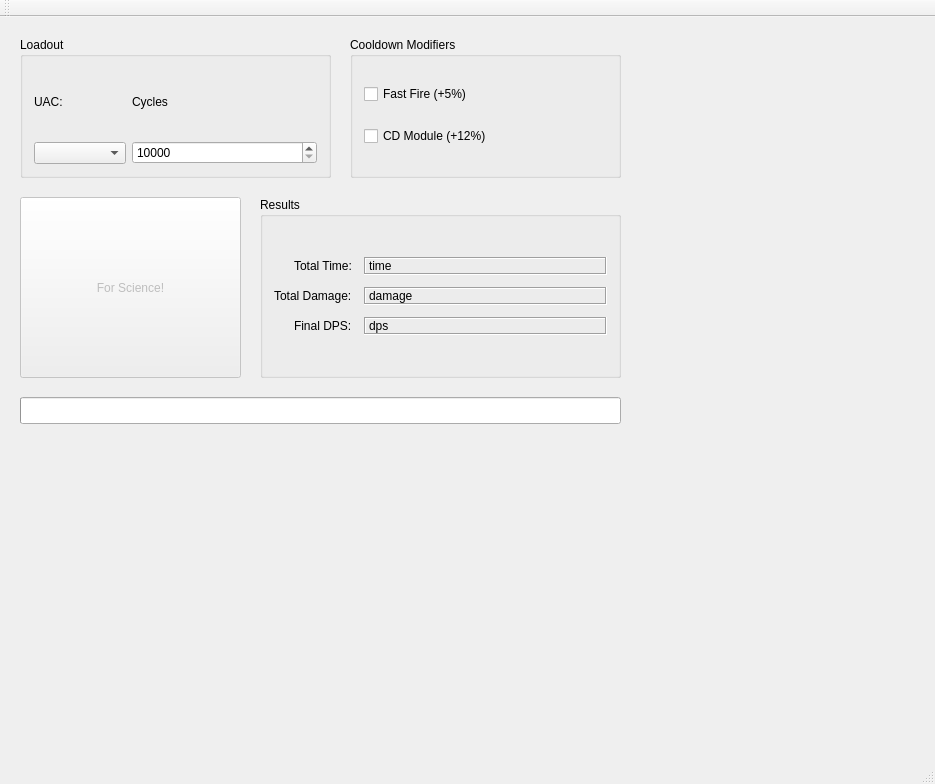
mark-ting/uac-test-gui, file uactest/uactest.ui: the form before one commit.
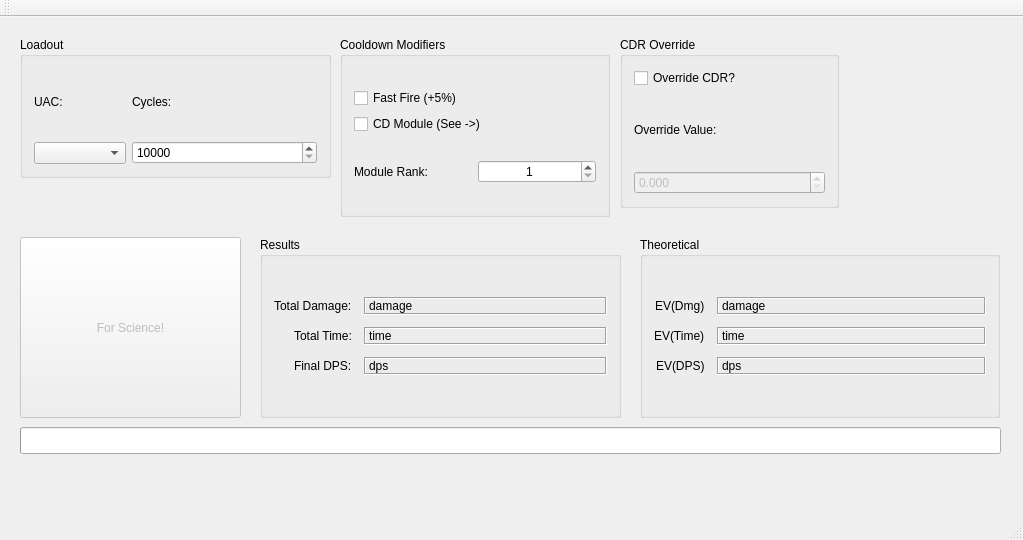
The form after the commit.

Commit message: INCOMPLETE COMMIT. Started on additional modifiers and override features. Updated .gitignore.

What changed in the file:
```diff
--- a/uactest/uactest.ui
+++ b/uactest/uactest.ui
@@ -6,10 +6,16 @@
    <rect>
     <x>0</x>
     <y>0</y>
-    <width>935</width>
-    <height>784</height>
+    <width>1023</width>
+    <height>540</height>
    </rect>
   </property>
+  <property name="sizePolicy">
+   <sizepolicy hsizetype="Fixed" vsizetype="Fixed">
+    <horstretch>0</horstretch>
+    <verstretch>0</verstretch>
+   </sizepolicy>
+  </property>
   <property name="windowTitle">
    <string>UAC Test</string>
   </property>
@@ -21,7 +27,7 @@
     <property name="geometry">
      <rect>
       <x>20</x>
-      <y>180</y>
+      <y>220</y>
       <width>221</width>
       <height>181</height>
      </rect>
@@ -36,10 +42,10 @@
    <widget class="QGroupBox" name="cooldownBox">
     <property name="geometry">
      <rect>
-      <x>350</x>
+      <x>340</x>
       <y>20</y>
-      <width>271</width>
-      <height>141</height>
+      <width>270</width>
+      <height>180</height>
      </rect>
     </property>
     <property name="title">
@@ -48,9 +54,9 @@
     <property name="flat">
      <bool>false</bool>
     </property>
-    <layout class="QHBoxLayout" name="horizontalLayout">
+    <layout class="QVBoxLayout" name="verticalLayout_3">
      <item>
-      <layout class="QVBoxLayout" name="cooldownLayout">
+      <layout class="QVBoxLayout" name="modifierLayout">
        <item>
         <widget class="QCheckBox" name="fastfireCheck">
          <property name="toolTip">
@@ -67,7 +73,37 @@
           <string>&lt;html&gt;&lt;head/&gt;&lt;body&gt;&lt;p&gt;Enables UAC Cooldown Module.&lt;/p&gt;&lt;p&gt;This assumes a Rank 5 module, which results in 12% CDR.&lt;/p&gt;&lt;p&gt;(Note: disabled for UAC2)&lt;/p&gt;&lt;/body&gt;&lt;/html&gt;</string>
          </property>
          <property name="text">
-          <string>CD Module (+12%)</string>
+          <string>CD Module (See -&gt;)</string>
+         </property>
+        </widget>
+       </item>
+      </layout>
+     </item>
+     <item>
+      <layout class="QHBoxLayout" name="moduleLayout">
+       <item>
+        <widget class="QLabel" name="moduleRankLabel">
+         <property name="text">
+          <string>Module Rank:</string>
+         </property>
+         <property name="buddy">
+          <cstring>moduleRank</cstring>
+         </property>
+        </widget>
+       </item>
+       <item>
+        <widget class="QSpinBox" name="moduleRank">
+         <property name="layoutDirection">
+          <enum>Qt::LeftToRight</enum>
+         </property>
+         <property name="alignment">
+          <set>Qt::AlignCenter</set>
+         </property>
+         <property name="minimum">
+          <number>1</number>
+         </property>
+         <property name="maximum">
+          <number>5</number>
          </property>
         </widget>
        </item>
@@ -141,7 +177,7 @@
          <item>
           <widget class="QLabel" name="cycleCountLabel">
            <property name="text">
-            <string>Cycles</string>
+            <string>Cycles:</string>
            </property>
            <property name="buddy">
             <cstring>cycleCount</cstring>
@@ -171,8 +207,8 @@
     <property name="geometry">
      <rect>
       <x>20</x>
-      <y>380</y>
-      <width>601</width>
+      <y>410</y>
+      <width>981</width>
       <height>27</height>
      </rect>
     </property>
@@ -196,7 +232,7 @@
     <property name="geometry">
      <rect>
       <x>260</x>
-      <y>180</y>
+      <y>220</y>
       <width>361</width>
       <height>181</height>
      </rect>
@@ -226,36 +262,13 @@
         <number>0</number>
        </property>
        <item row="0" column="0">
-        <widget class="QLabel" name="timeDisplayLabel">
-         <property name="text">
-          <string>Total Time:</string>
-         </property>
-        </widget>
-       </item>
-       <item row="0" column="1">
-        <widget class="QLabel" name="timeDisplay">
-         <property name="toolTip">
-          <string>&lt;html&gt;&lt;head/&gt;&lt;body&gt;&lt;p&gt;Total time (in seconds) to complete all cycles, assuming perfect timing (no delay between cooldown and firing).&lt;/p&gt;&lt;p&gt;&lt;br/&gt;Devnote: due to the way things are coded, it will actually be greater by (Cooldown) seconds, which matters... not much in the long run (10&lt;span style=&quot; vertical-align:super;&quot;&gt;4&lt;/span&gt;+ cycles).&lt;/p&gt;&lt;/body&gt;&lt;/html&gt;</string>
-         </property>
-         <property name="frameShape">
-          <enum>QFrame::Box</enum>
-         </property>
-         <property name="frameShadow">
-          <enum>QFrame::Sunken</enum>
-         </property>
-         <property name="text">
-          <string>time</string>
-         </property>
-        </widget>
-       </item>
-       <item row="1" column="0">
         <widget class="QLabel" name="damageDisplayLabel">
          <property name="text">
           <string>Total Damage:</string>
          </property>
         </widget>
        </item>
-       <item row="1" column="1">
+       <item row="0" column="1">
         <widget class="QLabel" name="damageDisplay">
          <property name="toolTip">
           <string>&lt;html&gt;&lt;head/&gt;&lt;body&gt;&lt;p&gt;Total damage dealt over all cycles.&lt;/p&gt;&lt;/body&gt;&lt;/html&gt;</string>
@@ -271,6 +284,29 @@
          </property>
         </widget>
        </item>
+       <item row="1" column="0">
+        <widget class="QLabel" name="timeDisplayLabel">
+         <property name="text">
+          <string>Total Time:</string>
+         </property>
+        </widget>
+       </item>
+       <item row="1" column="1">
+        <widget class="QLabel" name="timeDisplay">
+         <property name="toolTip">
+          <string>&lt;html&gt;&lt;head/&gt;&lt;body&gt;&lt;p&gt;Total time (in seconds) to complete all cycles, assuming perfect timing (no delay between cooldown and firing).&lt;/p&gt;&lt;p&gt;&lt;br/&gt;Devnote: due to the way things are coded, it will actually be greater by (Cooldown) seconds, which matters... not much in the long run (10&lt;span style=&quot; vertical-align:super;&quot;&gt;4&lt;/span&gt;+ cycles).&lt;/p&gt;&lt;/body&gt;&lt;/html&gt;</string>
+         </property>
+         <property name="frameShape">
+          <enum>QFrame::Box</enum>
+         </property>
+         <property name="frameShadow">
+          <enum>QFrame::Sunken</enum>
+         </property>
+         <property name="text">
+          <string>time</string>
+         </property>
+        </widget>
+       </item>
        <item row="2" column="0">
         <widget class="QLabel" name="dpsDisplayLabel">
          <property name="text">
@@ -298,6 +334,175 @@
      </item>
     </layout>
    </widget>
+   <widget class="QGroupBox" name="theoryBox">
+    <property name="geometry">
+     <rect>
+      <x>640</x>
+      <y>220</y>
+      <width>360</width>
+      <height>181</height>
+     </rect>
+    </property>
+    <property name="title">
+     <string>Theoretical</string>
+    </property>
+    <layout class="QHBoxLayout" name="horizontalLayout_3">
+     <item>
+      <layout class="QFormLayout" name="theoryLayout">
+       <property name="sizeConstraint">
+        <enum>QLayout::SetDefaultConstraint</enum>
+       </property>
+       <property name="labelAlignment">
+        <set>Qt::AlignRight|Qt::AlignTrailing|Qt::AlignVCenter</set>
+       </property>
+       <property name="formAlignment">
+        <set>Qt::AlignLeading|Qt::AlignLeft|Qt::AlignVCenter</set>
+       </property>
+       <property name="horizontalSpacing">
+        <number>12</number>
+       </property>
+       <property name="verticalSpacing">
+        <number>12</number>
+       </property>
+       <property name="rightMargin">
+        <number>0</number>
+       </property>
+       <item row="0" column="0">
+        <widget class="QLabel" name="tDamageDisplayLabel">
+         <property name="text">
+          <string>EV(Dmg)</string>
+         </property>
+        </widget>
+       </item>
+       <item row="1" column="0">
+        <widget class="QLabel" name="tTimeDisplayLabel">
+         <property name="text">
+          <string>EV(Time)</string>
+         </property>
+        </widget>
+       </item>
+       <item row="1" column="1">
+        <widget class="QLabel" name="tTimeDisplay">
+         <property name="toolTip">
+          <string>&lt;html&gt;&lt;head/&gt;&lt;body&gt;&lt;p&gt;Total time (in seconds) to complete all cycles, assuming perfect timing (no delay between cooldown and firing).&lt;/p&gt;&lt;p&gt;&lt;br/&gt;Devnote: due to the way things are coded, it will actually be greater by (Cooldown) seconds, which matters... not much in the long run (10&lt;span style=&quot; vertical-align:super;&quot;&gt;4&lt;/span&gt;+ cycles).&lt;/p&gt;&lt;/body&gt;&lt;/html&gt;</string>
+         </property>
+         <property name="frameShape">
+          <enum>QFrame::Box</enum>
+         </property>
+         <property name="frameShadow">
+          <enum>QFrame::Sunken</enum>
+         </property>
+         <property name="text">
+          <string>time</string>
+         </property>
+        </widget>
+       </item>
+       <item row="2" column="0">
+        <widget class="QLabel" name="tDpsDisplayLabel">
+         <property name="text">
+          <string>EV(DPS)</string>
+         </property>
+        </widget>
+       </item>
+       <item row="2" column="1">
+        <widget class="QLabel" name="tDpsDisplay">
+         <property name="toolTip">
+          <string>&lt;html&gt;&lt;head/&gt;&lt;body&gt;&lt;p&gt;Average DPS over all cycles.&lt;/p&gt;&lt;p&gt;More simply: Total Damage / Total Time&lt;/p&gt;&lt;/body&gt;&lt;/html&gt;</string>
+         </property>
+         <property name="frameShape">
+          <enum>QFrame::Box</enum>
+         </property>
+         <property name="frameShadow">
+          <enum>QFrame::Sunken</enum>
+         </property>
+         <property name="text">
+          <string>dps</string>
+         </property>
+        </widget>
+       </item>
+       <item row="0" column="1">
+        <widget class="QLabel" name="tDamageDisplay">
+         <property name="toolTip">
+          <string>&lt;html&gt;&lt;head/&gt;&lt;body&gt;&lt;p&gt;Total damage dealt over all cycles.&lt;/p&gt;&lt;/body&gt;&lt;/html&gt;</string>
+         </property>
+         <property name="frameShape">
+          <enum>QFrame::Box</enum>
+         </property>
+         <property name="frameShadow">
+          <enum>QFrame::Sunken</enum>
+         </property>
+         <property name="text">
+          <string>damage</string>
+         </property>
+        </widget>
+       </item>
+      </layout>
+     </item>
+    </layout>
+   </widget>
+   <widget class="QGroupBox" name="overrideCdrBox">
+    <property name="geometry">
+     <rect>
+      <x>620</x>
+      <y>20</y>
+      <width>219</width>
+      <height>171</height>
+     </rect>
+    </property>
+    <property name="title">
+     <string>CDR Override</string>
+    </property>
+    <layout class="QVBoxLayout" name="verticalLayout">
+     <item>
+      <layout class="QVBoxLayout" name="overrideCdrLayout">
+       <item>
+        <widget class="QCheckBox" name="overrideConfirm">
+         <property name="text">
+          <string>Override CDR?</string>
+         </property>
+        </widget>
+       </item>
+       <item>
+        <layout class="QVBoxLayout" name="overrideCdrValueLayout">
+         <item>
+          <widget class="QLabel" name="overrideCdrValueLabel">
+           <property name="text">
+            <string>Override Value:</string>
+           </property>
+           <property name="buddy">
+            <cstring>overrideCdrValue</cstring>
+           </property>
+          </widget>
+         </item>
+         <item>
+          <widget class="QDoubleSpinBox" name="overrideCdrValue">
+           <property name="enabled">
+            <bool>false</bool>
+           </property>
+           <property name="decimals">
+            <number>3</number>
+           </property>
+           <property name="maximum">
+            <double>100.000000000000000</double>
+           </property>
+           <property name="singleStep">
+            <double>0.100000000000000</double>
+           </property>
+          </widget>
+         </item>
+        </layout>
+       </item>
+      </layout>
+     </item>
+    </layout>
+   </widget>
+   <zorder>cooldownBox</zorder>
+   <zorder>loadoutBox</zorder>
+   <zorder>progressBar</zorder>
+   <zorder>resultBox</zorder>
+   <zorder>theoryBox</zorder>
+   <zorder>overrideCdrBox</zorder>
+   <zorder>calcButton</zorder>
   </widget>
   <widget class="QStatusBar" name="statusBar"/>
   <widget class="QMenuBar" name="menuBar">
```
Left out of the diff: 59 changed lines with no effect on the pictures. The commit also changes 10 other files.
